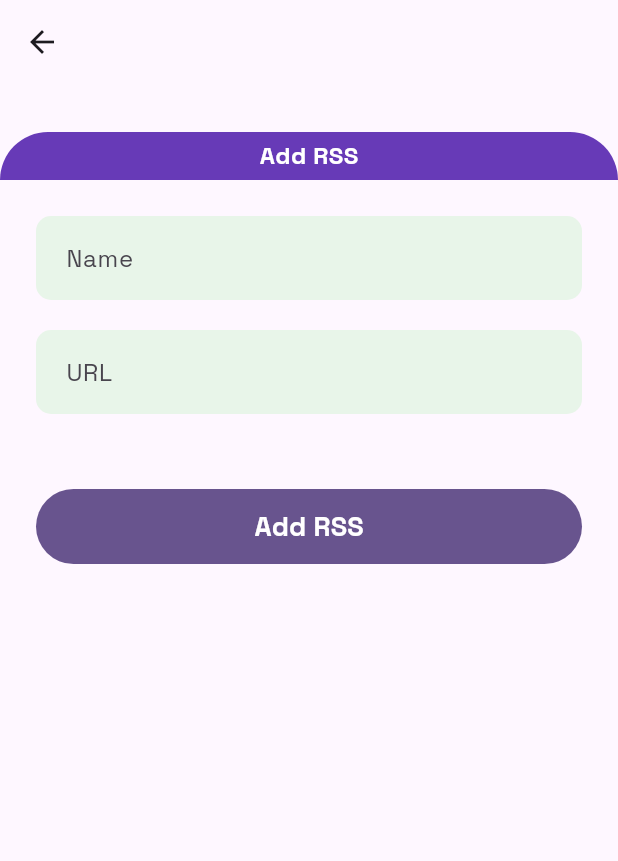
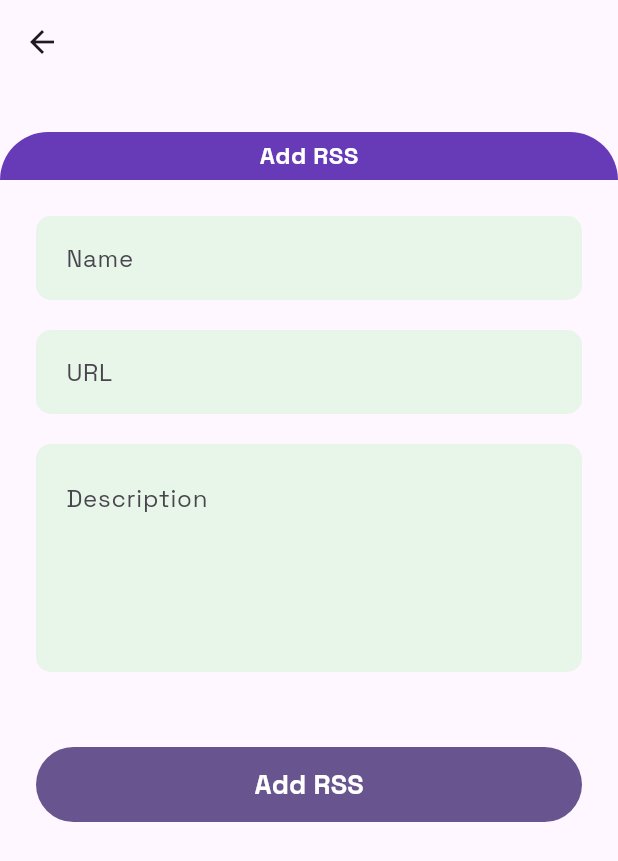
Before and after one commit to manuelduarte077/rss_news, a Flutter app: the ListRssScreen screen opened by its route, after a tap on the "add" icon, on a phone screen of 412 x 824 dp. Shown: the top 861 px of the screen. Run offline on Flutter 3.47's test engine with Material 2 defaults, Android fonts, the phone set to English and light mode, and no system bars; our stand-ins replace go_router, google_fonts, rxdart, sqflite; accounts and stored records are empty; network calls fail.

Commit message:
save rss

```diff
--- a/lib/features/add_rss/database/rss_database.dart
+++ b/lib/features/add_rss/database/rss_database.dart
@@ -28,6 +28,8 @@ class DatabaseProvider {
 
     String path = join(docDirectory.path, 'todo.db');
 
+    print(path);
+
     await deleteDatabase(path);
 
     final database = await openDatabase(
--- a/lib/features/add_rss/model/rss_model.dart
+++ b/lib/features/add_rss/model/rss_model.dart
@@ -12,10 +12,10 @@ class RssModel {
   });
 
   factory RssModel.fromJson(Map<String, dynamic> json) => RssModel(
-        id: json['id'] as int?,
-        title: json['title'] as String?,
-        link: json['link'] as String?,
-        description: json['description'] as String?,
+        id: json['id'],
+        title: json['title'],
+        link: json['link'],
+        description: json['description'],
       );
 
   Map<String, dynamic> toJson() => {
--- a/lib/features/add_rss/presentation/add_rss_scree.dart
+++ b/lib/features/add_rss/presentation/add_rss_scree.dart
@@ -1,7 +1,19 @@
 import 'package:flutter/material.dart';
+import 'package:go_router/go_router.dart';
+import 'package:rss_news/features/add_rss/blocs/rss_bloc.dart';
+import 'package:rss_news/features/add_rss/model/rss_model.dart';
 
-class AddRssNewScreen extends StatelessWidget {
+class AddRssNewScreen extends StatefulWidget {
   const AddRssNewScreen({super.key});
+
+  @override
+  State<AddRssNewScreen> createState() => _AddRssNewScreenState();
+}
+
+class _AddRssNewScreenState extends State<AddRssNewScreen> {
+  String? rssName;
+  String? rssUrl;
+  String? rssDescription;
 
   @override
   Widget build(BuildContext context) {
@@ -50,6 +62,9 @@ class AddRssNewScreen extends StatelessWidget {
                         borderRadius: BorderRadius.circular(10),
                       ),
                       child: TextFormField(
+                        onChanged: (value) {
+                          rssName = value;
+                        },
                         decoration: const InputDecoration(
                           labelText: 'Name',
                           enabledBorder: InputBorder.none,
@@ -65,8 +80,31 @@ class AddRssNewScreen extends StatelessWidget {
                         borderRadius: BorderRadius.circular(10),
                       ),
                       child: TextFormField(
+                        onChanged: (value) {
+                          rssUrl = value;
+                        },
                         decoration: const InputDecoration(
                           labelText: 'URL',
+                          enabledBorder: InputBorder.none,
+                          focusedBorder: InputBorder.none,
+                        ),
+                      ),
+                    ),
+                    const SizedBox(height: 20),
+                    Container(
+                      padding: const EdgeInsets.symmetric(horizontal: 20),
+                      decoration: BoxDecoration(
+                        color: Colors.green[50],
+                        borderRadius: BorderRadius.circular(10),
+                      ),
+                      child: TextFormField(
+                        maxLines: 5,
+                        onChanged: (value) {
+                          rssDescription = value;
+                        },
+                        decoration: const InputDecoration(
+                          labelText: 'Description',
+                          alignLabelWithHint: true,
                           enabledBorder: InputBorder.none,
                           focusedBorder: InputBorder.none,
                         ),
@@ -77,7 +115,18 @@ class AddRssNewScreen extends StatelessWidget {
                       width: double.infinity,
                       height: 50,
                       child: FilledButton(
-                        onPressed: () {},
+                        onPressed: () {
+                          /// Add the logic here
+                          rssBloc.addRssTable(
+                            RssModel(
+                              title: rssName,
+                              link: rssUrl,
+                              description: rssDescription,
+                            ),
+                          );
+
+                          context.pop();
+                        },
                         child: const Text(
                           'Add RSS',
                           style: TextStyle(
--- a/lib/features/add_rss/presentation/list_rss_screen.dart
+++ b/lib/features/add_rss/presentation/list_rss_screen.dart
@@ -1,5 +1,7 @@
 import 'package:flutter/material.dart';
 import 'package:go_router/go_router.dart';
+import 'package:rss_news/features/add_rss/blocs/rss_bloc.dart';
+import 'package:rss_news/features/add_rss/model/rss_model.dart';
 
 class ListRssScreen extends StatelessWidget {
   const ListRssScreen({super.key});
@@ -7,28 +9,113 @@ class ListRssScreen extends StatelessWidget {
   @override
   Widget build(BuildContext context) {
     return Scaffold(
-        appBar: AppBar(
-          title: const Text('List RSS'),
-        ),
-        body: ListView.builder(
-          itemCount: 10,
-          itemBuilder: (context, index) {
-            return ListTile(
-              title: Text('RSS $index'),
-              subtitle: Text('RSS $index'),
-              leading: const Icon(Icons.rss_feed),
-              trailing: const Icon(Icons.arrow_forward_ios),
-              onTap: () {
-                context.push('/rss/add');
-              },
-            );
-          },
-        ),
-        floatingActionButton: FloatingActionButton(
-          onPressed: () {
-            context.push('/rss/add');
-          },
-          child: const Icon(Icons.add),
-        ));
+      appBar: AppBar(title: const Text('List RSS')),
+      body: const _RssItem(),
+      floatingActionButton: FloatingActionButton(
+        onPressed: () {
+          context.push('/rss/add');
+        },
+        child: const Icon(Icons.add),
+      ),
+    );
   }
 }
+
+class _RssItem extends StatelessWidget {
+  const _RssItem();
+
+  @override
+  Widget build(BuildContext context) {
+    rssBloc.getAllRss();
+
+    return StreamBuilder<List<RssModel>>(
+      stream: rssBloc.allRss,
+      builder: (context, snapshot) {
+        if (snapshot.hasData) {
+          return ListView.builder(
+            itemCount: snapshot.data!.length,
+            itemBuilder: (context, index) {
+              final rss = snapshot.data![index];
+
+              return Dismissible(
+                key: Key(rss.id.toString()),
+                background: Container(
+                  alignment: Alignment.centerRight,
+                  padding: const EdgeInsets.only(right: 24),
+                  color: Colors.red,
+                  child: const Icon(
+                    Icons.delete,
+                    color: Colors.white,
+                  ),
+                ),
+                direction: DismissDirection.endToStart,
+                onDismissed: (direction) {
+                  rssBloc.deleteRssTable(rss.id!);
+                },
+                confirmDismiss: (direction) async {
+                  return await showDialog(
+                    context: context,
+                    builder: (context) {
+                      return AlertDialog(
+                        title: const Text('Are you sure?'),
+                        content: const Text(
+                          'Do you want to delete this RSS?',
+                        ),
+                        actions: [
+                          TextButton(
+                            onPressed: () {
+                              Navigator.of(context).pop(false);
+                            },
+                            child: const Text('No'),
+                          ),
+                          TextButton(
+                            onPressed: () {
+                              Navigator.of(context).pop(true);
+                            },
+                            child: const Text('Yes'),
+                          ),
+                        ],
+                      );
+                    },
+                  );
+                },
+                child: Container(
+                  margin:
+                      const EdgeInsets.symmetric(horizontal: 20, vertical: 10),
+                  decoration: BoxDecoration(
+                    color: Colors.white,
+                    borderRadius: BorderRadius.circular(12),
+                    boxShadow: const [
+                      BoxShadow(
+                        color: Colors.black12,
+                        offset: Offset(0, 2),
+                        blurRadius: 6,
+                      ),
+                    ],
+                  ),
+                  child: ListTile(
+                    title: Text(rss.title ?? ''),
+                    subtitle: Text(rss.description ?? ''),
+                    leading: const Icon(Icons.rss_feed),
+                  ),
+                ),
+              );
+            },
+          );
+        } else if (snapshot.hasError) {
+          return const Center(
+            child: CircularProgressIndicator(),
+          );
+        } else if (snapshot.data == null) {
+          return const Center(
+            child: Text('No Data Found'),
+          );
+        }
+
+        return const Center(
+          child: CircularProgressIndicator(),
+        );
+      },
+    );
+  }
+}
```
Also changed, not shown: lib/features/news/presentation/news_screen.dart (+0 -8 lines).
